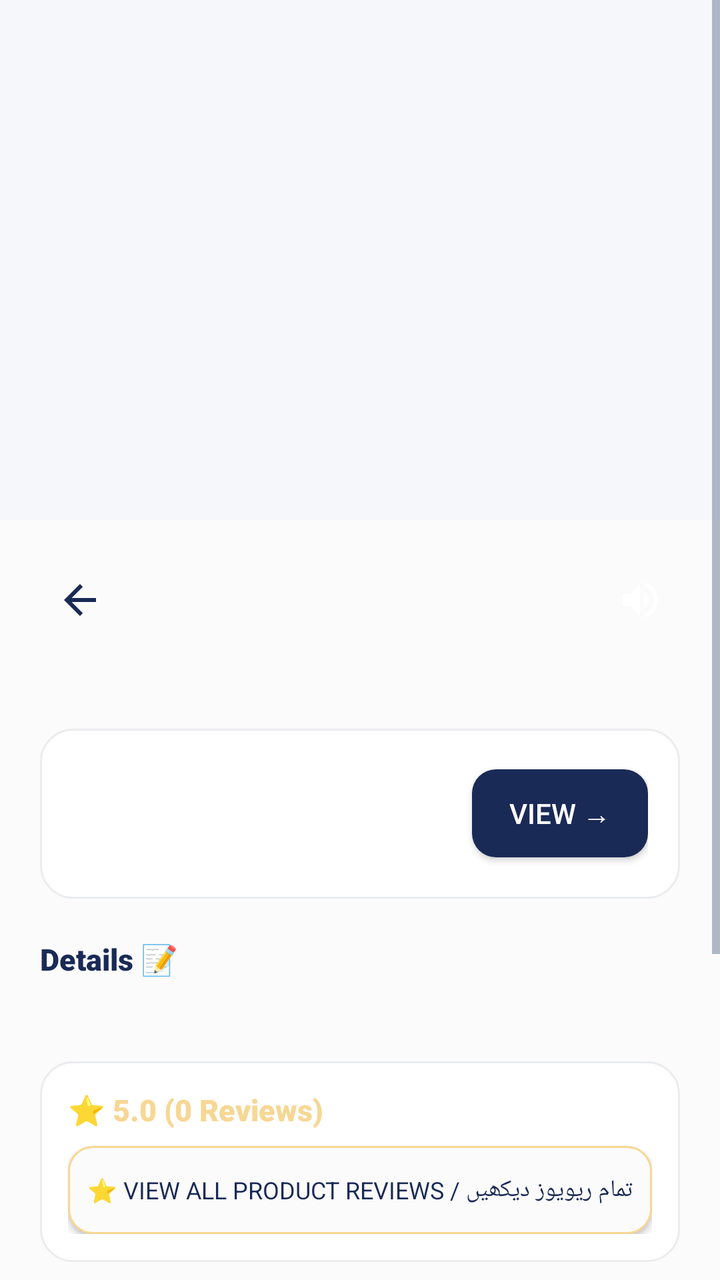
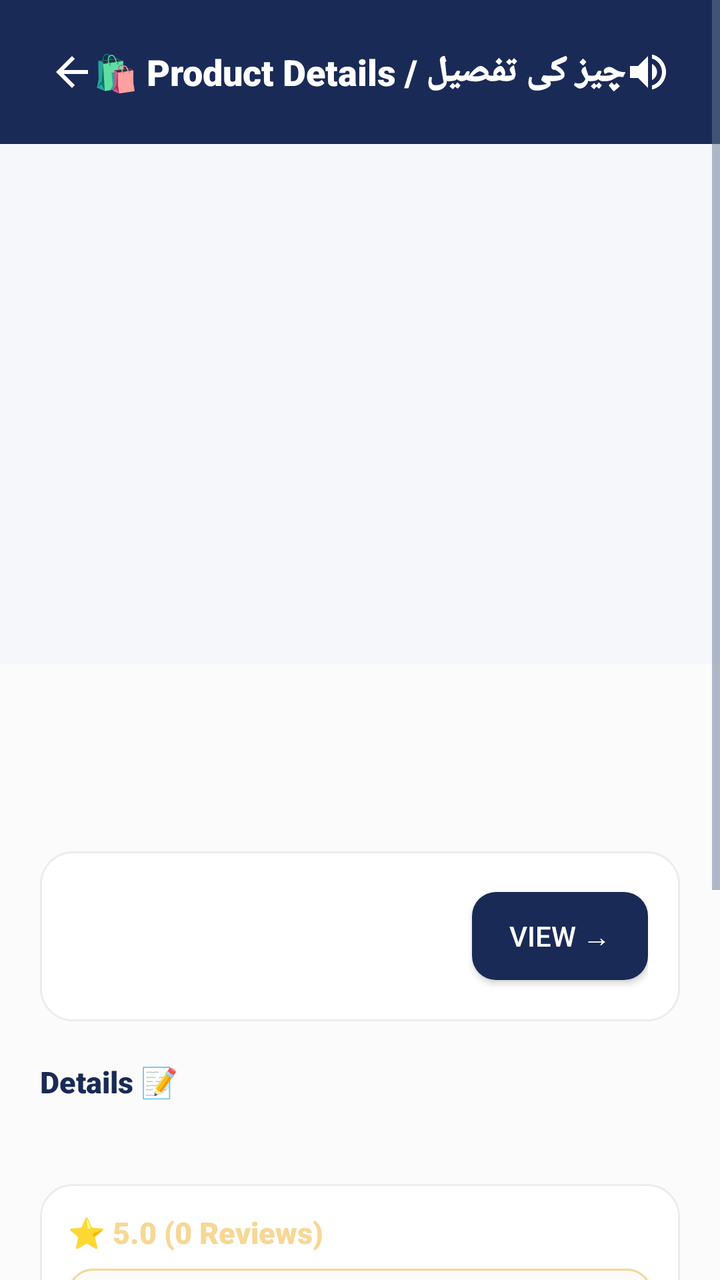

Compare the two renders of this Android layout. The source of the first and the diff that turns it into the second are given below.
<!-- AndroidManifest.xml: application theme Theme.SheEmpower -->
<!-- res/layout/activity_product_detail.xml -->
<?xml version="1.0" encoding="utf-8"?>
<ScrollView xmlns:android="http://schemas.android.com/apk/res/android"
    xmlns:app="http://schemas.android.com/apk/res-auto"
    android:layout_width="match_parent"
    android:layout_height="match_parent"
    android:background="@color/background">

    <LinearLayout
        android:layout_width="match_parent"
        android:layout_height="wrap_content"
        android:orientation="vertical">

        <ImageView
            android:id="@+id/ivProduct"
            android:layout_width="match_parent"
            android:layout_height="260dp"
            android:scaleType="centerCrop"
            android:background="@color/gray_light" />

        <LinearLayout
            android:layout_width="match_parent"
            android:layout_height="wrap_content"
            android:orientation="vertical"
            android:padding="20dp">

            <LinearLayout
                android:layout_width="match_parent"
                android:layout_height="wrap_content"
                android:orientation="horizontal"
                android:gravity="center_vertical">

                <ImageButton
                    android:id="@+id/btnBack"
                    android:layout_width="40dp"
                    android:layout_height="40dp"
                    android:layout_marginEnd="8dp"
                    android:background="?attr/selectableItemBackgroundBorderless"
                    android:src="@drawable/ic_arrow_back"
                    app:tint="@color/primary"
                    android:contentDescription="Back" />

                <TextView
                    android:id="@+id/tvProductName"
                    android:layout_width="0dp"
                    android:layout_height="wrap_content"
                    android:layout_weight="1"
                    android:textSize="22sp"
                    android:fontFamily="sans-serif-black"
                    android:textColor="@color/text_primary" />

                <ImageButton
                    android:id="@+id/btnSpeaker"
                    android:layout_width="40dp"
                    android:layout_height="40dp"
                    android:src="@drawable/ic_speaker"
                    android:background="?attr/selectableItemBackgroundBorderless"
                    android:contentDescription="Speaker" />
            </LinearLayout>

            <TextView
                android:id="@+id/tvProductPrice"
                android:layout_width="match_parent"
                android:layout_height="wrap_content"
                android:textSize="18sp"
                android:textColor="@color/primary"
                android:fontFamily="sans-serif-bold"
                android:layout_marginTop="4dp" />

            
            <LinearLayout
                android:layout_width="match_parent"
                android:layout_height="wrap_content"
                android:orientation="horizontal"
                android:background="@drawable/bg_skeu_card"
                android:padding="16dp"
                android:layout_marginTop="16dp"
                android:gravity="center_vertical">

                <LinearLayout
                    android:layout_width="0dp"
                    android:layout_height="wrap_content"
                    android:layout_weight="1"
                    android:orientation="vertical">

                    <TextView
                        android:id="@+id/tvSellerName"
                        android:layout_width="wrap_content"
                        android:layout_height="wrap_content"
                        android:fontFamily="sans-serif-black"
                        android:textColor="@color/text_primary"
                        android:textSize="15sp" />

                    <TextView
                        android:id="@+id/tvSellerMeta"
                        android:layout_width="wrap_content"
                        android:layout_height="wrap_content"
                        android:textColor="@color/text_secondary"
                        android:textSize="12sp" />

                    <TextView
                        android:id="@+id/tvSellerRating"
                        android:layout_width="wrap_content"
                        android:layout_height="wrap_content"
                        android:textColor="@color/star_gold"
                        android:fontFamily="sans-serif-medium"
                        android:textSize="12sp" />
                </LinearLayout>

                <Button
                    android:id="@+id/btnViewSeller"
                    android:layout_width="wrap_content"
                    android:layout_height="44dp"
                    android:text="View →"
                    android:fontFamily="sans-serif-medium"
                    android:background="@drawable/bg_skeu_button_primary"
                    android:textColor="#FFFFFF" />
            </LinearLayout>

            <TextView
                android:layout_width="wrap_content"
                android:layout_height="wrap_content"
                android:text="Details 📝 "
                android:fontFamily="sans-serif-black"
                android:textSize="15sp"
                android:textColor="@color/text_primary"
                android:layout_marginTop="20dp" />

            <TextView
                android:id="@+id/tvDescription"
                android:layout_width="match_parent"
                android:layout_height="wrap_content"
                android:textColor="@color/text_primary"
                android:textSize="14sp"
                android:layout_marginTop="6dp" />

            
            <LinearLayout
                android:layout_width="match_parent"
                android:layout_height="wrap_content"
                android:orientation="vertical"
                android:background="@drawable/bg_skeu_card"
                android:padding="14dp"
                android:layout_marginTop="16dp">

                <TextView
                    android:id="@+id/tvProductRatingSummary"
                    android:layout_width="wrap_content"
                    android:layout_height="wrap_content"
                    android:text="⭐ 5.0 (0 Reviews)"
                    android:fontFamily="sans-serif-black"
                    android:textColor="@color/accent"
                    android:textSize="15sp" />

                <Button
                    android:id="@+id/btnViewProductReviews"
                    android:layout_width="match_parent"
                    android:layout_height="44dp"
                    android:text="⭐ View All Product Reviews / تمام ریویوز دیکھیں"
                    android:fontFamily="sans-serif-bold"
                    android:textSize="12sp"
                    android:background="@drawable/bg_skeu_button_cream"
                    android:textColor="@color/primary"
                    android:layout_marginTop="8dp" />
            </LinearLayout>

            <Button
                android:id="@+id/btnAddToCart"
                android:layout_width="match_parent"
                android:layout_height="56dp"
                android:text=" Add to Cart 🛒"
                android:textSize="15sp"
                android:fontFamily="sans-serif-medium"
                android:background="@drawable/bg_skeu_button_cream"
                android:textColor="@color/primary"
                android:layout_marginTop="20dp" />

            <Button
                android:id="@+id/btnPlaceOrder"
                android:layout_width="match_parent"
                android:layout_height="56dp"
                android:text="Place Order 🛒 "
                android:textSize="15sp"
                android:fontFamily="sans-serif-medium"
                android:background="@drawable/bg_skeu_button_primary"
                android:textColor="#FFFFFF"
                android:layout_marginTop="10dp" />

            <Button
                android:id="@+id/btnWhatsApp"
                android:layout_width="match_parent"
                android:layout_height="56dp"
                android:text="Chat on Whatsapp📱 "
                android:textSize="14sp"
                android:fontFamily="sans-serif-medium"
                android:background="@drawable/bg_skeu_button_green"
                android:textColor="#FFFFFF"
                android:layout_marginTop="10dp" />

        </LinearLayout>
    </LinearLayout>
</ScrollView>
<!-- resources referenced by this layout -->
<resources>
  <color name="accent">#F7D794</color>
  <color name="background">#FCFBFB</color>
  <color name="gray_light">#F5F7FA</color>
  <color name="primary">#192A56</color>
  kkkkkkkkk
  <color name="star_gold">#F7D794</color>
  <color name="text_primary">#192A56</color>
  <color name="text_secondary">#6B7A99</color>
  <!-- drawable bg_skeu_button_cream (drawable) -->
  <?xml version="1.0" encoding="utf-8"?>
  <shape xmlns:android="http://schemas.android.com/apk/res/android"
      android:shape="rectangle">
      <solid android:color="@color/pearl_white" />
      <corners android:radius="12dp" />
      <stroke android:color="@color/champagne" android:width="1dp" />
  </shape>
  <!-- drawable bg_skeu_button_primary (drawable) -->
  <?xml version="1.0" encoding="utf-8"?>
  <shape xmlns:android="http://schemas.android.com/apk/res/android"
      android:shape="rectangle">
      <solid android:color="@color/midnight_navy" />
      <corners android:radius="12dp" />
  </shape>
  <!-- drawable bg_skeu_card (drawable) -->
  <?xml version="1.0" encoding="utf-8"?>
  <shape xmlns:android="http://schemas.android.com/apk/res/android"
      android:shape="rectangle">
      <solid android:color="@color/white" />
      <corners android:radius="16dp" />
      <stroke android:color="@color/card_border" android:width="1dp" />
  </shape>
  <!-- drawable ic_arrow_back (drawable) -->
  <?xml version="1.0" encoding="utf-8"?>
  <vector xmlns:android="http://schemas.android.com/apk/res/android"
      android:width="24dp"
      android:height="24dp"
      android:viewportWidth="24"
      android:viewportHeight="24">
      <path
          android:fillColor="#FFFFFF"
          android:pathData="M20,11H7.83l5.59-5.59L12,4l-8,8l8,8l1.41-1.41L7.83,13H20v-2z"/>
  </vector>
  <!-- drawable ic_speaker (drawable) -->
  <?xml version="1.0" encoding="utf-8"?>
  <vector xmlns:android="http://schemas.android.com/apk/res/android"
      android:width="24dp"
      android:height="24dp"
      android:viewportWidth="24"
      android:viewportHeight="24">
      <path
          android:fillColor="#FFFFFF"
          android:pathData="M3,9v6h4l5,5V4L7,9H3zm13.5,3c0-1.77-1.02-3.29-2.5-4.03v8.05c1.48-0.73,2.5-2.25,2.5-4.02zM14,3.23v2.06c2.89,0.86,5,3.54,5,6.71s-2.11,5.85-5,6.71v2.06c4.01-0.91,7-4.49,7-8.77s-2.99-7.86-7-8.77z"/>
  </vector>
  <style name="Theme.SheEmpower" parent="Theme.AppCompat.Light.NoActionBar">
          <item name="colorPrimary">@color/primary</item>
          <item name="colorPrimaryDark">@color/primary_dark</item>
          <item name="colorAccent">@color/accent</item>
          <item name="android:windowBackground">@color/background</item>
          <item name="android:colorBackground">@color/background</item>
          <item name="android:textColorPrimary">@color/text_primary</item>
          <item name="android:textColorSecondary">@color/text_secondary</item>
          <item name="android:statusBarColor">@color/primary_dark</item>
      </style>
  <color name="pearl_white">#FCFBFB</color>
  <color name="champagne">#F7D794</color>
  <color name="midnight_navy">#192A56</color>
  <color name="white">#FFFFFF</color>
  <color name="card_border">#EAECEE</color>
  <color name="primary_dark">#0F1B3D</color>
  <!-- unchanged entries left out for length: 1 -->
</resources>

<!-- the commit's change to res/layout/activity_product_detail.xml (unified diff, before → after) -->
@@ -10,6 +10,51 @@
         android:layout_height="wrap_content"
         android:orientation="vertical">
 
+        
+        <LinearLayout
+            android:layout_width="match_parent"
+            android:layout_height="wrap_content"
+            android:background="#192A56"
+            android:padding="16dp"
+            android:orientation="vertical">
+
+            <RelativeLayout
+                android:layout_width="match_parent"
+                android:layout_height="wrap_content">
+
+                <ImageButton
+                    android:id="@+id/btnBack"
+                    android:layout_width="40dp"
+                    android:layout_height="40dp"
+                    android:layout_alignParentStart="true"
+                    android:layout_centerVertical="true"
+                    android:background="?attr/selectableItemBackgroundBorderless"
+                    android:src="@drawable/ic_arrow_back"
+                    app:tint="#FFFFFF"
+                    android:contentDescription="Back" />
+
+                <TextView
+                    android:layout_width="wrap_content"
+                    android:layout_height="wrap_content"
+                    android:layout_centerInParent="true"
+                    android:text="🛍️ Product Details / چیز کی تفصیل"
+                    android:textSize="18sp"
+                    android:fontFamily="sans-serif-black"
+                    android:textColor="#FFFFFF" />
+
+                <ImageButton
+                    android:id="@+id/btnSpeaker"
+                    android:layout_width="40dp"
+                    android:layout_height="40dp"
+                    android:layout_alignParentEnd="true"
+                    android:layout_centerVertical="true"
+                    android:background="?attr/selectableItemBackgroundBorderless"
+                    android:src="@drawable/ic_speaker"
+                    app:tint="#FFFFFF"
+                    android:contentDescription="Speaker" />
+            </RelativeLayout>
+        </LinearLayout>
+
         <ImageView
             android:id="@+id/ivProduct"
             android:layout_width="match_parent"
@@ -29,16 +74,6 @@
                 android:orientation="horizontal"
                 android:gravity="center_vertical">
 
-                <ImageButton
-                    android:id="@+id/btnBack"
-                    android:layout_width="40dp"
-                    android:layout_height="40dp"
-                    android:layout_marginEnd="8dp"
-                    android:background="?attr/selectableItemBackgroundBorderless"
-                    android:src="@drawable/ic_arrow_back"
-                    app:tint="@color/primary"
-                    android:contentDescription="Back" />
-
                 <TextView
                     android:id="@+id/tvProductName"
                     android:layout_width="0dp"
@@ -47,14 +82,6 @@
                     android:textSize="22sp"
                     android:fontFamily="sans-serif-black"
                     android:textColor="@color/text_primary" />
-
-                <ImageButton
-                    android:id="@+id/btnSpeaker"
-                    android:layout_width="40dp"
-                    android:layout_height="40dp"
-                    android:src="@drawable/ic_speaker"
-                    android:background="?attr/selectableItemBackgroundBorderless"
-                    android:contentDescription="Speaker" />
             </LinearLayout>
 
             <TextView
